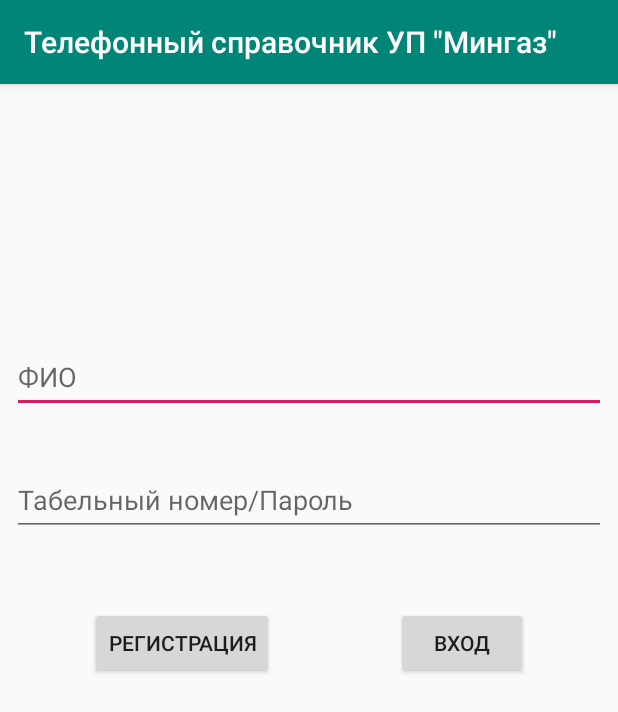
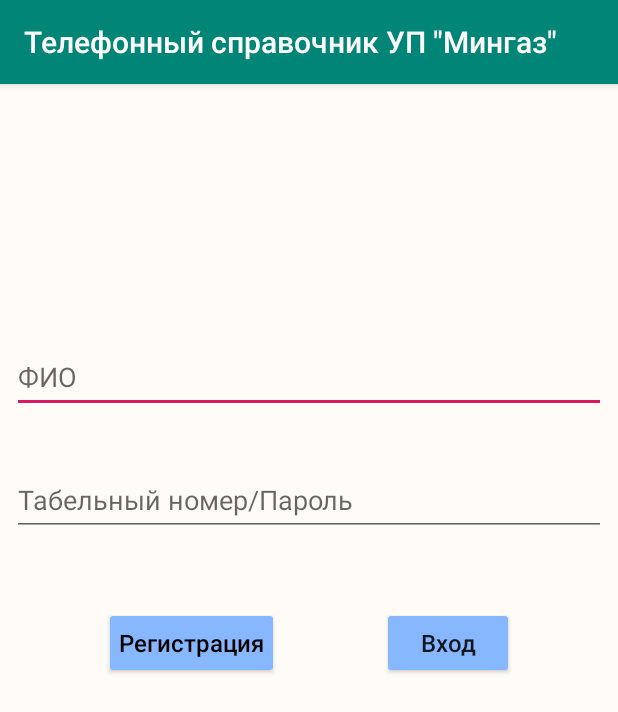
Before and after one commit to Dmitriy2077/Phone_Numbers_List, an Android app: the screen it shows after launch (LaunchActivity), on a phone screen of 412 x 824 dp. Shown: the top 712 px of the screen. Run offline under Robolectric (Android 15) with nearby library versions, the phone set to English and light mode, and no system bars.

Commit message:
Added function"dial()". Changed colors.xml.

```diff
--- a/app/src/main/res/layout/activity_departments_list.xml
+++ b/app/src/main/res/layout/activity_departments_list.xml
@@ -19,6 +19,7 @@
         app:titleTextColor="@color/white" />
 
     <androidx.recyclerview.widget.RecyclerView
+        android:background="@color/dark_white"
         android:id="@+id/departments_list_rv"
         android:layout_width="match_parent"
         android:layout_height="wrap_content"
--- a/app/src/main/res/layout/activity_employee_info.xml
+++ b/app/src/main/res/layout/activity_employee_info.xml
@@ -4,6 +4,7 @@
     xmlns:tools="http://schemas.android.com/tools"
     android:layout_width="match_parent"
     android:layout_height="match_parent"
+    android:background="@color/dark_white"
     tools:context=".employee.EmployeeInfoActivity">
 
     <androidx.appcompat.widget.Toolbar
@@ -25,6 +26,7 @@
         android:layout_marginTop="32dp"
         android:text="Информация 1: 1234567890"
         android:textSize="16sp"
+        android:onClick="dialCall"
         app:layout_constraintStart_toStartOf="parent"
         app:layout_constraintTop_toBottomOf="@+id/employee_info_toolbar" />
 
--- a/app/src/main/res/layout/activity_employees_list.xml
+++ b/app/src/main/res/layout/activity_employees_list.xml
@@ -2,9 +2,10 @@
 <LinearLayout xmlns:android="http://schemas.android.com/apk/res/android"
     xmlns:app="http://schemas.android.com/apk/res-auto"
     xmlns:tools="http://schemas.android.com/tools"
-    android:orientation="vertical"
     android:layout_width="match_parent"
     android:layout_height="match_parent"
+    android:background="@color/dark_white"
+    android:orientation="vertical"
     tools:context=".employee.EmployeesListActivity">
 
     <androidx.appcompat.widget.Toolbar
@@ -22,6 +23,7 @@
         android:id="@+id/employees_list_rv"
         android:layout_width="match_parent"
         android:layout_height="wrap_content"
+        android:background="@color/dark_white"
         app:layoutManager="LinearLayoutManager"
         tools:layout_editor_absoluteX="0dp" />
 
--- a/app/src/main/res/layout/activity_launch.xml
+++ b/app/src/main/res/layout/activity_launch.xml
@@ -4,6 +4,7 @@
     xmlns:tools="http://schemas.android.com/tools"
     android:layout_width="match_parent"
     android:layout_height="match_parent"
+    android:background="@color/dark_white"
     tools:context=".LaunchActivity">
 
     <androidx.appcompat.widget.Toolbar
@@ -58,10 +59,16 @@
         android:id="@+id/registration"
         android:layout_width="wrap_content"
         android:layout_height="wrap_content"
-        android:layout_marginStart="60dp"
+        android:backgroundTint="@color/light_blue"
         android:onClick="onClick"
+        android:padding="10dp"
         android:text="@string/btn_registration"
+        android:textAllCaps="false"
+        android:textColor="@color/black"
+        android:textSize="16sp"
         app:layout_constraintBottom_toBottomOf="parent"
+        app:layout_constraintEnd_toStartOf="@+id/login"
+        app:layout_constraintHorizontal_bias="0.5"
         app:layout_constraintStart_toStartOf="parent"
         app:layout_constraintTop_toBottomOf="@+id/password"
         app:layout_constraintVertical_bias="0.113" />
@@ -70,11 +77,16 @@
         android:id="@+id/login"
         android:layout_width="88dp"
         android:layout_height="wrap_content"
-        android:layout_marginEnd="60dp"
+        android:backgroundTint="@color/light_blue"
         android:onClick="onClick"
+        android:padding="10dp"
         android:text="@string/btn_login"
+        android:textAllCaps="false"
+        android:textSize="16sp"
         app:layout_constraintBottom_toBottomOf="parent"
         app:layout_constraintEnd_toEndOf="parent"
+        app:layout_constraintHorizontal_bias="0.5"
+        app:layout_constraintStart_toEndOf="@+id/registration"
         app:layout_constraintTop_toBottomOf="@+id/password"
         app:layout_constraintVertical_bias="0.113" />
 
--- a/app/src/main/res/layout/department_rv_item.xml
+++ b/app/src/main/res/layout/department_rv_item.xml
@@ -3,7 +3,7 @@
     xmlns:app="http://schemas.android.com/apk/res-auto"
     android:layout_width="match_parent"
     android:layout_height="wrap_content"
-    android:layout_margin="8dp"
+    android:layout_margin="4dp"
     android:elevation="8dp"
     app:cardCornerRadius="8dp">
 
@@ -11,7 +11,9 @@
         android:id="@+id/department_name"
         android:layout_width="match_parent"
         android:layout_height="wrap_content"
-        android:padding="8dp"
+        android:paddingHorizontal="8dp"
+        android:paddingVertical="6dp"
+        android:lineSpacingExtra="3dp"
         android:text="@string/flower1_name"
         android:textColor="@color/black"
         android:textSize="16sp"/>
--- a/app/src/main/res/layout/employee_rv_item.xml
+++ b/app/src/main/res/layout/employee_rv_item.xml
@@ -19,7 +19,7 @@
             android:padding="8dp"
             android:text="@string/flower1_name"
             android:textColor="@color/black"
-            android:textSize="20sp"/>
+            android:textSize="20sp" />
 
         <TextView
             android:id="@+id/employee_position"
@@ -29,7 +29,7 @@
             android:text="@string/flower1_name"
             android:textColor="@color/black"
             android:textSize="14sp"
-            android:textStyle="italic"/>
+            android:textStyle="italic" />
     </LinearLayout>
 
 </androidx.cardview.widget.CardView>
--- a/app/src/main/res/values/colors.xml
+++ b/app/src/main/res/values/colors.xml
@@ -10,4 +10,7 @@
     <color name="green_dark">#FF00574B</color>
     <color name="green">#FF008577</color>
     <color name="red_pink">#FFD81B60</color>
+    <color name="light_blue">#FF86b7ff</color>
+    <color name="light_yellow">#FFffce86</color>
+    <color name="dark_white">#FFFFFCF8</color>
 </resources>
```
Also changed, not shown: app/src/main/java/mingaz/lubinskiy/app/employee/EmployeeInfoActivity.kt (+11 -1 lines).
